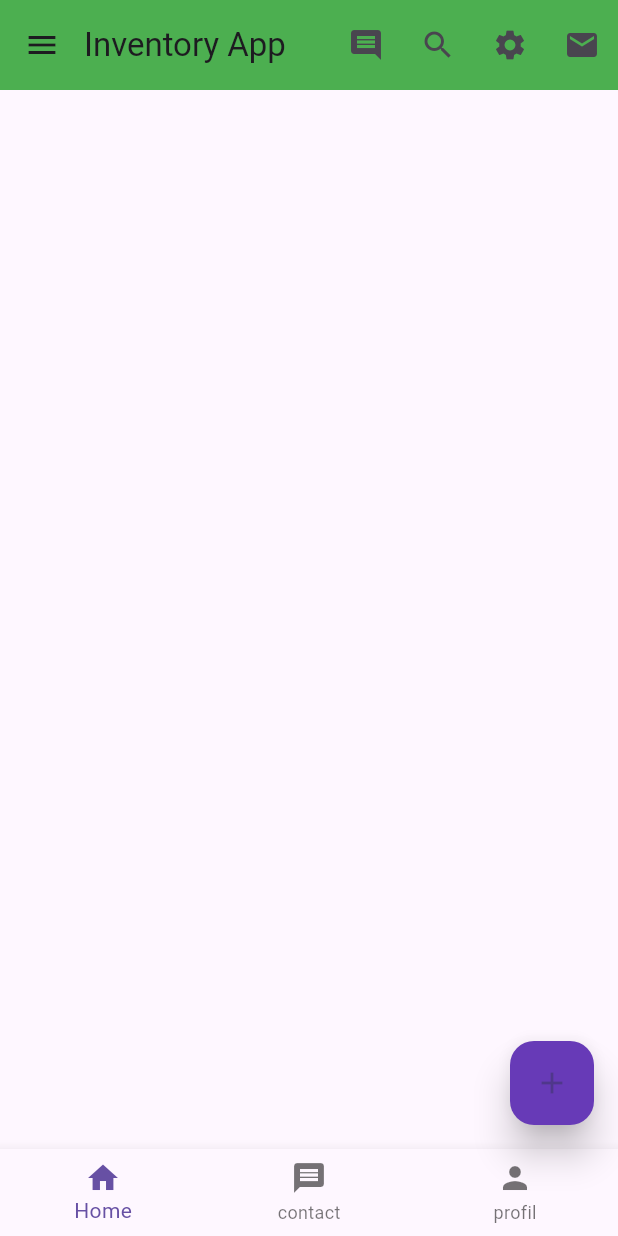
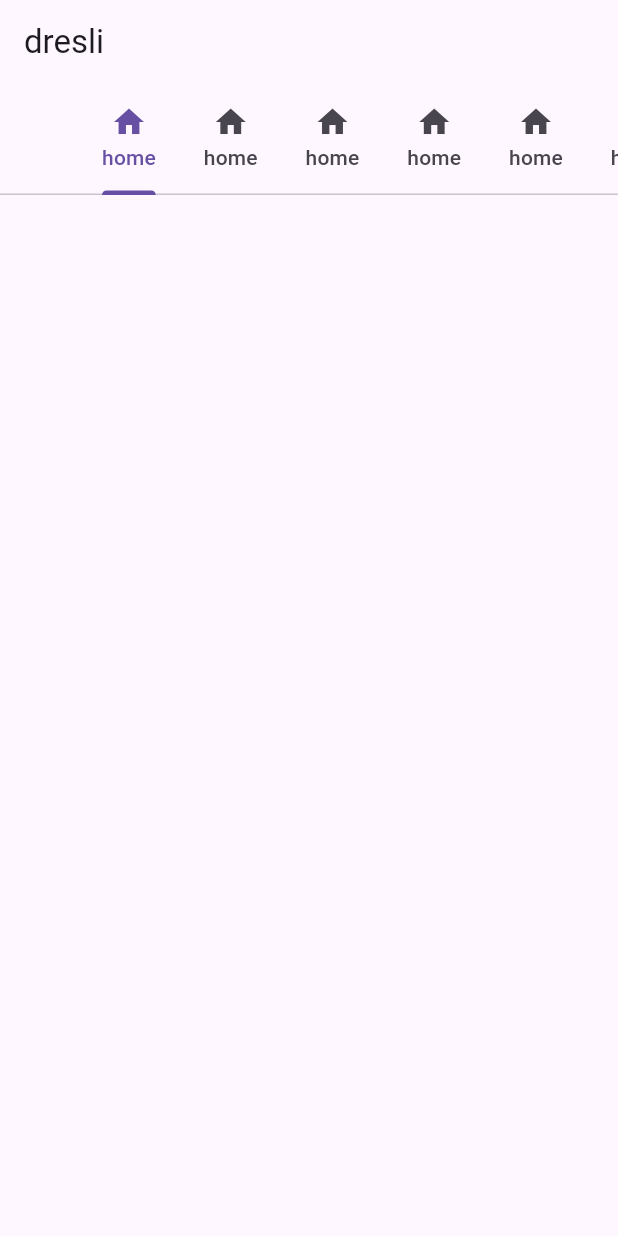
Before and after one commit to trazishamasshoikot/app1, a Flutter app: the screen it shows after launch, on a phone screen of 412 x 824 dp. Run offline on Flutter 3.47's test engine with Material 3 defaults, Android fonts, the phone set to English and light mode, and no system bars.

Commit message:
commit one

```diff
--- a/lib/main.dart
+++ b/lib/main.dart
@@ -18,131 +18,36 @@ class MyApp extends StatelessWidget {
 
 class HomeActivity extends StatelessWidget {
   const HomeActivity({super.key});
-  MySnackBar(message,context){
-    return ScaffoldMessenger.of(context).showSnackBar(
-      SnackBar(content: Text(message))
-    );
-  }
+
 
   @override
   Widget build(BuildContext context) {
-    return Scaffold(
+
+    return DefaultTabController(
+        length: 8,
+        child: Scaffold(
          appBar: AppBar(
-        title: Text("Inventory App"),
-        titleSpacing: 0,
-        toolbarHeight: 60,
-        toolbarOpacity: 1,
-        elevation: 0,
-        backgroundColor: Colors.green,
-        actions: [
-          IconButton(onPressed: () {
-            MySnackBar("I am Comment", context);
-          }, icon: Icon(Icons.comment)),
-          IconButton(onPressed: () {
-            MySnackBar("I am Search", context);
-          }, icon: Icon(Icons.search)),
-          IconButton(onPressed: () {
-            MySnackBar("I am Settings", context);
-          }, icon: Icon(Icons.settings)),
-          IconButton(onPressed: () {
-            MySnackBar("I am Email", context);
-          }, icon: Icon(Icons.email))
-        ],
-      ),
-      floatingActionButton: FloatingActionButton(
-        elevation: 10,
-        child: Icon(Icons.add),
-        backgroundColor: Colors.deepPurple,
-        onPressed: () {
-          MySnackBar("I am action Buttom", context);
-        },
-      ),
-      bottomNavigationBar: BottomNavigationBar(
-        currentIndex: 0,
-        items: [
-          BottomNavigationBarItem(icon: Icon(Icons.home), label: "Home"),
-          BottomNavigationBarItem(icon: Icon(Icons.message), label: "contact"),
-          BottomNavigationBarItem(icon: Icon(Icons.person), label: "profil"),
-        ],
-        onTap: (int index) {
-          if (index == 0) {
-            MySnackBar("I am home bottom manu", context);
-          }
-          if (index == 1) {
-            MySnackBar("I am home bottom manu", context);
-          }
-          if (index == 2) {
-            MySnackBar("I am home bottom manu", context);
-          }
-        },
-      ),
-      drawer: Drawer(
-        child: ListView(
-          children: [
-            DrawerHeader(
-                padding: EdgeInsets.all(0),
-                child: UserAccountsDrawerHeader(
-                  decoration: BoxDecoration(color: Colors.black),
-                  accountName: Text("Sabbir Ahamed Shoikot"),
-                  accountEmail: Text("Info@sabbirahame012.com"),
-                  currentAccountPicture: Image.network("https://scontent.fdac27-1.fna.fbcdn.net/v/t39.30808-6/380237102_1988774341493941_6169131301116223720_n.jpg?_nc_cat=109&ccb=1-7&_nc_sid=5f2048&_nc_eui2=AeFKCi7VFDuJlnRCnOwzrjGS_DjF6OqwQvf8OMXo6rBC99YMKCeymYmZwnZrwJ8TV1aGFK0FZqmli0jiWDgUCM6V&_nc_ohc=JWzC7sGV3bIAX_f43Oq&_nc_ht=scontent.fdac27-1.fna&oh=00_AfAjdNJlzW9GGb5yUST0OLkSMK2Jc3p_qP9tiYJFk3hOYw&oe=652DF012"),
-                )
-            ),
-            ListTile(
-                leading: Icon(Icons.home),
-                title: Text("Home"),
-                onTap: () {
-                  MySnackBar("I am Home", context);
-                }),
-            ListTile(
-                leading: Icon(Icons.contact_mail),
-                title: Text("Email"),
-                onTap: () {
-                  MySnackBar("I am Email", context);
-                }),
-            ListTile(
-                leading: Icon(Icons.phone),
-                title: Text("Phone"),
-                onTap: () {
-                  MySnackBar("I am Phone", context);
-                })
+          title: Text("dresli"),
+          bottom: TabBar(
+           isScrollable: true,
+          tabs: [
+            Tab(icon: Icon (Icons.home),text: "home",),
+            Tab(icon: Icon (Icons.home),text: "home",),
+            Tab(icon: Icon (Icons.home),text: "home",),
+            Tab(icon: Icon (Icons.home),text: "home",),
+            Tab(icon: Icon (Icons.home),text: "home",),
+            Tab(icon: Icon (Icons.home),text: "home",),
+            Tab(icon: Icon (Icons.home),text: "home",),
+            Tab(icon: Icon (Icons.home),text: "home",)
             ],
           ),
         ),
-      endDrawer: Drawer(
-        child: ListView(
+          body: TabBarView(
             children: [
-            DrawerHeader(
-                padding: EdgeInsets.all(0),
-                child: UserAccountsDrawerHeader(
-                  decoration: BoxDecoration(color: Colors.black),
-                  accountName: Text("Sabbir Ahamed Shoikot"),
-                  accountEmail: Text("Info@sabbirahame012.com"),
-                  currentAccountPicture: Image.network("https://scontent.fdac27-1.fna.fbcdn.net/v/t39.30808-6/380237102_1988774341493941_6169131301116223720_n.jpg?_nc_cat=109&ccb=1-7&_nc_sid=5f2048&_nc_eui2=AeFKCi7VFDuJlnRCnOwzrjGS_DjF6OqwQvf8OMXo6rBC99YMKCeymYmZwnZrwJ8TV1aGFK0FZqmli0jiWDgUCM6V&_nc_ohc=JWzC7sGV3bIAX_f43Oq&_nc_ht=scontent.fdac27-1.fna&oh=00_AfAjdNJlzW9GGb5yUST0OLkSMK2Jc3p_qP9tiYJFk3hOYw&oe=652DF012"),
-                )
-            ),
-            ListTile(
-                leading: Icon(Icons.home),
-                title: Text("Home"),
-                onTap: () {
-                  MySnackBar("I am Home", context);
-                }),
-            ListTile(
-                leading: Icon(Icons.contact_mail),
-                title: Text("Email"),
-                onTap: () {
-                  MySnackBar("I am Email", context);
-                }),
-            ListTile(
-                leading: Icon(Icons.phone),
-                title: Text("Phone"),
-                onTap: () {
-                  MySnackBar("I am Phone", context);
-                })
+
             ],
           ),
-      ),
+      )
     );
   }
-
 }
```
Also changed, not shown: lib/shoiloi.dart (added). Lines whose indentation alone changed are shown as unchanged.
